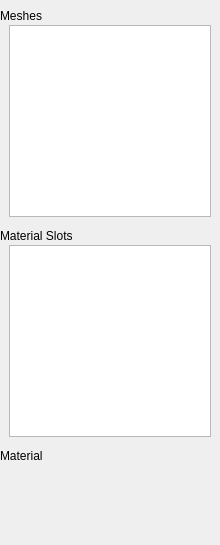
Above: src/plugins/model/modelproperties.ui from pniekamp/datum-studio before the change. Below: the same form after it.
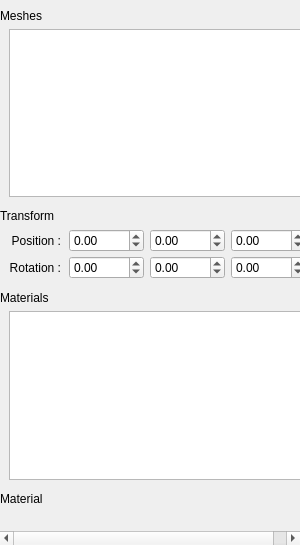
That is the form after the change. Custom widgets are drawn as their Qt base class.

```diff
--- a/src/plugins/model/modelproperties.ui
+++ b/src/plugins/model/modelproperties.ui
@@ -6,13 +6,13 @@
    <rect>
     <x>0</x>
     <y>0</y>
-    <width>220</width>
+    <width>300</width>
     <height>545</height>
    </rect>
   </property>
   <property name="minimumSize">
    <size>
-    <width>220</width>
+    <width>300</width>
     <height>109</height>
    </size>
   </property>
@@ -58,11 +58,11 @@
         <rect>
          <x>0</x>
          <y>0</y>
-         <width>220</width>
+         <width>300</width>
          <height>523</height>
         </rect>
        </property>
-       <layout class="QVBoxLayout" name="verticalLayout_2" stretch="0,0,0,0,0,0,0">
+       <layout class="QVBoxLayout" name="verticalLayout_2" stretch="0,0,0,0,0,0,0,0,0">
         <property name="spacing">
          <number>0</number>
         </property>
@@ -91,7 +91,7 @@
            <number>9</number>
           </property>
           <property name="topMargin">
-           <number>2</number>
+           <number>6</number>
           </property>
           <property name="rightMargin">
            <number>9</number>
@@ -100,7 +100,7 @@
            <number>12</number>
           </property>
           <item>
-           <widget class="MeshWidget" name="MeshList">
+           <widget class="MeshListWidget" name="MeshList">
             <property name="acceptDrops">
              <bool>true</bool>
             </property>
@@ -116,6 +116,9 @@
             <property name="defaultDropAction">
              <enum>Qt::MoveAction</enum>
             </property>
+            <property name="verticalScrollMode">
+             <enum>QAbstractItemView::ScrollPerPixel</enum>
+            </property>
             <property name="spacing">
              <number>4</number>
             </property>
@@ -123,10 +126,139 @@
           </item>
          </layout>
         </item>
+        <item>
+         <widget class="QLabel" name="TransformHeader">
+          <property name="text">
+           <string>Transform</string>
+          </property>
+          <property name="class" stdset="0">
+           <string>header</string>
+          </property>
+         </widget>
+        </item>
+        <item>
+         <layout class="QFormLayout" name="Transform">
+          <property name="labelAlignment">
+           <set>Qt::AlignRight|Qt::AlignTrailing|Qt::AlignVCenter</set>
+          </property>
+          <property name="horizontalSpacing">
+           <number>8</number>
+          </property>
+          <property name="verticalSpacing">
+           <number>4</number>
+          </property>
+          <property name="leftMargin">
+           <number>9</number>
+          </property>
+          <property name="topMargin">
+           <number>6</number>
+          </property>
+          <property name="rightMargin">
+           <number>9</number>
+          </property>
+          <property name="bottomMargin">
+           <number>12</number>
+          </property>
+          <item row="0" column="1">
+           <layout class="QHBoxLayout" name="horizontalLayout">
+            <property name="spacing">
+             <number>6</number>
+            </property>
+            <item>
+             <widget class="QcDoubleSpinBox" name="dx">
+              <property name="minimum">
+               <double>-9999.989999999999782</double>
+              </property>
+              <property name="maximum">
+               <double>9999.989999999999782</double>
+              </property>
+             </widget>
+            </item>
+            <item>
+             <widget class="QcDoubleSpinBox" name="dy">
+              <property name="minimum">
+               <double>-9999.989999999999782</double>
+              </property>
+              <property name="maximum">
+               <double>9999.989999999999782</double>
+              </property>
+             </widget>
+            </item>
+            <item>
+             <widget class="QcDoubleSpinBox" name="dz">
+              <property name="minimum">
+               <double>-9999.989999999999782</double>
+              </property>
+              <property name="maximum">
+               <double>9999.989999999999782</double>
+              </property>
+             </widget>
+            </item>
+           </layout>
+          </item>
+          <item row="0" column="0">
+           <widget class="QLabel" name="label">
+            <property name="text">
+             <string>Position :</string>
+            </property>
+            <property name="alignment">
+             <set>Qt::AlignRight|Qt::AlignTrailing|Qt::AlignVCenter</set>
+            </property>
+           </widget>
+          </item>
+          <item row="1" column="0">
+           <widget class="QLabel" name="label_2">
+            <property name="text">
+             <string>Rotation :</string>
+            </property>
+            <property name="alignment">
+             <set>Qt::AlignRight|Qt::AlignTrailing|Qt::AlignVCenter</set>
+            </property>
+           </widget>
+          </item>
+          <item row="1" column="1">
+           <layout class="QHBoxLayout" name="horizontalLayout_2">
+            <property name="spacing">
+             <number>6</number>
+            </property>
+            <item>
+             <widget class="QcDoubleSpinBox" name="ax">
+              <property name="minimum">
+               <double>-360.990000000000009</double>
+              </property>
+              <property name="maximum">
+               <double>360.990000000000009</double>
+              </property>
+             </widget>
+            </item>
+            <item>
+             <widget class="QcDoubleSpinBox" name="ay">
+              <property name="minimum">
+               <double>-360.990000000000009</double>
+              </property>
+              <property name="maximum">
+               <double>360.990000000000009</double>
+              </property>
+             </widget>
+            </item>
+            <item>
+             <widget class="QcDoubleSpinBox" name="az">
+              <property name="minimum">
+               <double>-360.990000000000009</double>
+              </property>
+              <property name="maximum">
+               <double>360.990000000000009</double>
+              </property>
+             </widget>
+            </item>
+           </layout>
+          </item>
+         </layout>
+        </item>
         <item>
          <widget class="QLabel" name="LayersHeader">
           <property name="text">
-           <string>Material Slots</string>
+           <string>Materials</string>
           </property>
           <property name="class" stdset="0">
            <string>header</string>
@@ -139,7 +271,7 @@
            <number>9</number>
           </property>
           <property name="topMargin">
-           <number>2</number>
+           <number>6</number>
           </property>
           <property name="rightMargin">
            <number>9</number>
@@ -148,7 +280,7 @@
            <number>12</number>
           </property>
           <item>
-           <widget class="SlotsWidget" name="SlotsList">
+           <widget class="SlotListWidget" name="SlotList">
             <property name="acceptDrops">
              <bool>true</bool>
             </property>
@@ -158,6 +290,9 @@
             <property name="defaultDropAction">
              <enum>Qt::CopyAction</enum>
             </property>
+            <property name="verticalScrollMode">
+             <enum>QAbstractItemView::ScrollPerPixel</enum>
+            </property>
             <property name="spacing">
              <number>4</number>
             </property>
@@ -199,6 +334,11 @@
   </widget>
  </widget>
  <customwidgets>
+  <customwidget>
+   <class>QcDoubleSpinBox</class>
+   <extends>QDoubleSpinBox</extends>
+   <header>qcdoublespinbox.h</header>
+  </customwidget>
   <customwidget>
    <class>MaterialWidget</class>
    <extends>QWidget</extends>
@@ -206,14 +346,14 @@
    <container>1</container>
   </customwidget>
   <customwidget>
-   <class>SlotsWidget</class>
+   <class>MeshListWidget</class>
    <extends>QListWidget</extends>
-   <header>slotswidget.h</header>
+   <header>meshlistwidget.h</header>
   </customwidget>
   <customwidget>
-   <class>MeshWidget</class>
+   <class>SlotListWidget</class>
    <extends>QListWidget</extends>
-   <header>meshwidget.h</header>
+   <header>slotlistwidget.h</header>
   </customwidget>
  </customwidgets>
  <resources/>
```
